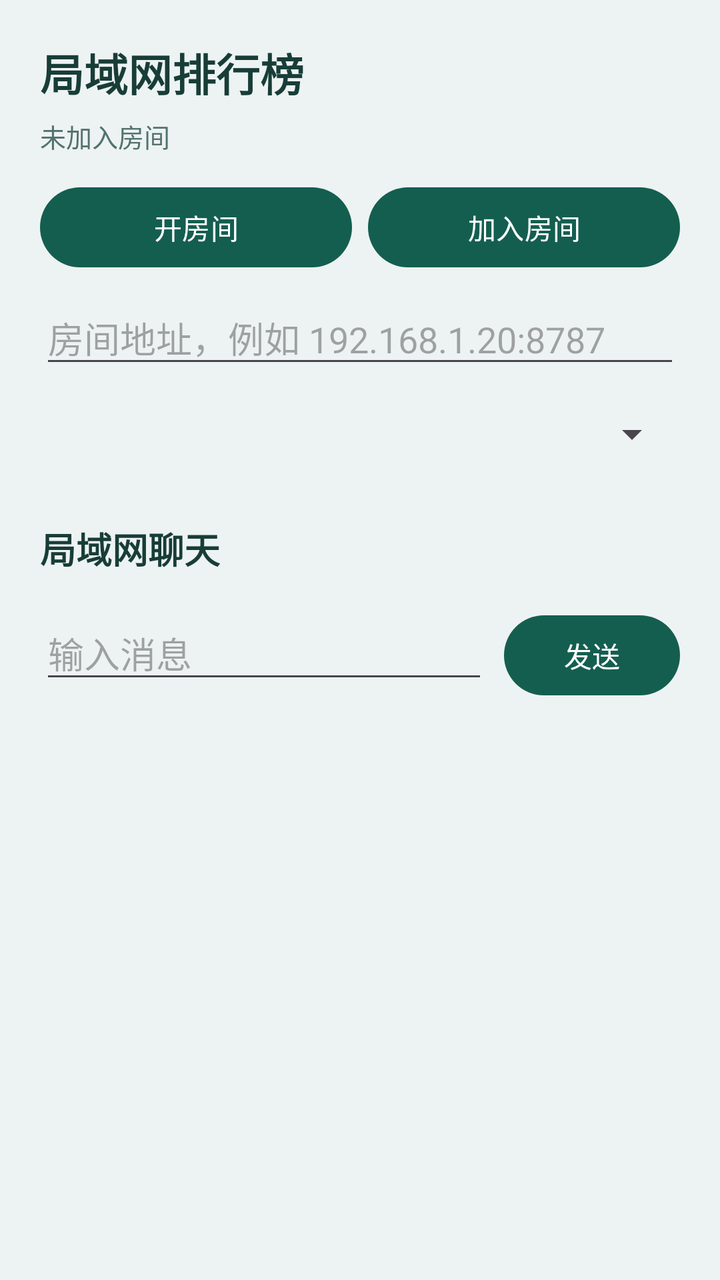
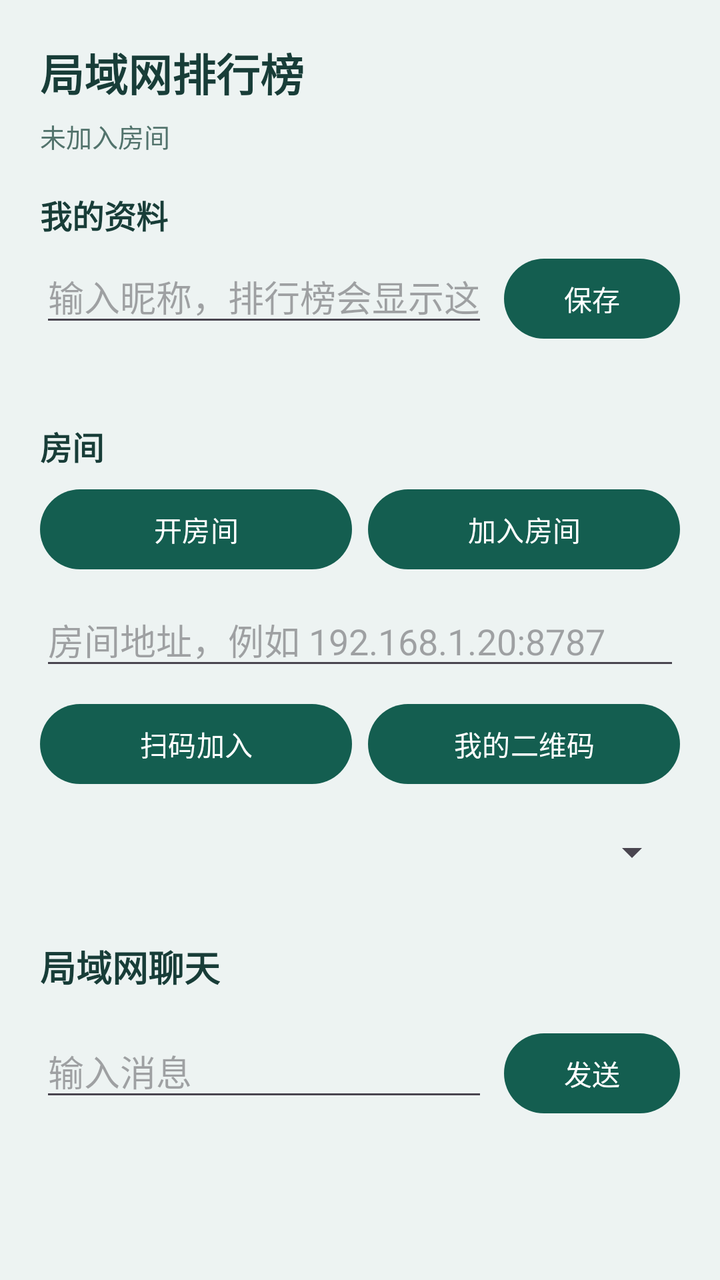

The first picture is an Android layout as it rendered before a commit; the second is the same layout after the commit. The layout source and the unified diff follow.
<!-- AndroidManifest.xml: application theme Theme.CampusSport -->
<!-- res/layout/activity_leaderboard.xml -->
<?xml version="1.0" encoding="utf-8"?>
<ScrollView xmlns:android="http://schemas.android.com/apk/res/android"
    android:layout_width="match_parent"
    android:layout_height="match_parent"
    android:background="@color/brand_bg"
    android:fillViewport="true">

    <LinearLayout
        android:layout_width="match_parent"
        android:layout_height="wrap_content"
        android:orientation="vertical"
        android:padding="20dp">

        <TextView
            android:layout_width="wrap_content"
            android:layout_height="wrap_content"
            android:text="@string/board_title"
            android:textColor="@color/brand_ink"
            android:textSize="22sp"
            android:textStyle="bold" />

        <TextView
            android:id="@+id/roomStatus"
            android:layout_width="match_parent"
            android:layout_height="wrap_content"
            android:layout_marginTop="6dp"
            android:text="@string/room_idle"
            android:textColor="@color/brand_muted"
            android:textSize="13sp" />

        <LinearLayout
            android:layout_width="match_parent"
            android:layout_height="wrap_content"
            android:layout_marginTop="12dp"
            android:orientation="horizontal">

            <Button
                android:id="@+id/hostButton"
                android:layout_width="0dp"
                android:layout_height="wrap_content"
                android:layout_weight="1"
                android:text="@string/room_host" />

            <Button
                android:id="@+id/joinButton"
                android:layout_width="0dp"
                android:layout_height="wrap_content"
                android:layout_marginStart="8dp"
                android:layout_weight="1"
                android:text="@string/room_join" />
        </LinearLayout>

        <EditText
            android:id="@+id/roomAddress"
            android:layout_width="match_parent"
            android:layout_height="wrap_content"
            android:layout_marginTop="8dp"
            android:hint="@string/room_address_hint"
            android:inputType="textUri"
            android:maxLines="1" />

        <Spinner
            android:id="@+id/rangeSpinner"
            android:layout_width="match_parent"
            android:layout_height="wrap_content"
            android:layout_marginTop="16dp" />

        <LinearLayout
            android:id="@+id/boardBox"
            android:layout_width="match_parent"
            android:layout_height="wrap_content"
            android:layout_marginTop="8dp"
            android:orientation="vertical" />

        <TextView
            android:layout_width="wrap_content"
            android:layout_height="wrap_content"
            android:layout_marginTop="24dp"
            android:text="@string/chat_title"
            android:textColor="@color/brand_ink"
            android:textSize="18sp"
            android:textStyle="bold" />

        <LinearLayout
            android:id="@+id/chatBox"
            android:layout_width="match_parent"
            android:layout_height="wrap_content"
            android:layout_marginTop="8dp"
            android:orientation="vertical" />

        <LinearLayout
            android:layout_width="match_parent"
            android:layout_height="wrap_content"
            android:layout_marginTop="8dp"
            android:orientation="horizontal">

            <EditText
                android:id="@+id/chatInput"
                android:layout_width="0dp"
                android:layout_height="wrap_content"
                android:layout_weight="1"
                android:hint="@string/chat_hint"
                android:maxLines="1" />

            <Button
                android:id="@+id/chatSend"
                android:layout_width="wrap_content"
                android:layout_height="wrap_content"
                android:layout_marginStart="8dp"
                android:text="@string/chat_send" />
        </LinearLayout>
    </LinearLayout>
</ScrollView>
<!-- resources referenced by this layout -->
<resources>
  <color name="brand_bg">#EDF3F2</color>
  <color name="brand_ink">#183D38</color>
  <color name="brand_muted">#52736C</color>
  <string name="board_title">局域网排行榜</string>
  <string name="chat_hint">输入消息</string>
  <string name="chat_send">发送</string>
  <string name="chat_title">局域网聊天</string>
  <string name="room_address_hint">房间地址，例如 192.168.1.20:8787</string>
  <string name="room_host">开房间</string>
  <string name="room_idle">未加入房间</string>
  <string name="room_join">加入房间</string>
  <style name="Theme.CampusSport" parent="Theme.Material3.DayNight.NoActionBar">
          <item name="colorPrimary">@color/brand_green</item>
          <item name="colorOnPrimary">#FFFFFF</item>
          <item name="colorSurface">@color/brand_bg</item>
          <item name="colorOnSurface">@color/brand_ink</item>
          <item name="android:statusBarColor">@color/brand_green</item>
          <item name="android:navigationBarColor">@color/brand_bg</item>
          <item name="android:windowLightStatusBar">false</item>
      </style>
  <color name="brand_green">#145E50</color>
</resources>

<!-- the commit's change to res/layout/activity_leaderboard.xml (unified diff, before → after) -->
@@ -28,10 +28,62 @@
             android:textColor="@color/brand_muted"
             android:textSize="13sp" />
 
+        
+        <TextView
+            android:layout_width="wrap_content"
+            android:layout_height="wrap_content"
+            android:layout_marginTop="18dp"
+            android:text="@string/profile_title"
+            android:textColor="@color/brand_ink"
+            android:textSize="16sp"
+            android:textStyle="bold" />
+
         <LinearLayout
             android:layout_width="match_parent"
             android:layout_height="wrap_content"
-            android:layout_marginTop="12dp"
+            android:layout_marginTop="6dp"
+            android:orientation="horizontal">
+
+            <EditText
+                android:id="@+id/usernameInput"
+                android:layout_width="0dp"
+                android:layout_height="wrap_content"
+                android:layout_weight="1"
+                android:hint="@string/profile_name_hint"
+                android:inputType="textPersonName"
+                android:maxLength="20"
+                android:maxLines="1" />
+
+            <Button
+                android:id="@+id/usernameSave"
+                android:layout_width="wrap_content"
+                android:layout_height="wrap_content"
+                android:layout_marginStart="8dp"
+                android:text="@string/profile_save" />
+        </LinearLayout>
+
+        <TextView
+            android:id="@+id/myDeviceId"
+            android:layout_width="match_parent"
+            android:layout_height="wrap_content"
+            android:layout_marginTop="4dp"
+            android:textColor="@color/brand_muted"
+            android:textSize="12sp" />
+
+        
+        <TextView
+            android:layout_width="wrap_content"
+            android:layout_height="wrap_content"
+            android:layout_marginTop="18dp"
+            android:text="@string/room_title"
+            android:textColor="@color/brand_ink"
+            android:textSize="16sp"
+            android:textStyle="bold" />
+
+        <LinearLayout
+            android:layout_width="match_parent"
+            android:layout_height="wrap_content"
+            android:layout_marginTop="6dp"
             android:orientation="horizontal">
 
             <Button
@@ -59,11 +111,34 @@
             android:inputType="textUri"
             android:maxLines="1" />
 
+        <LinearLayout
+            android:layout_width="match_parent"
+            android:layout_height="wrap_content"
+            android:layout_marginTop="8dp"
+            android:orientation="horizontal">
+
+            <Button
+                android:id="@+id/scanButton"
+                android:layout_width="0dp"
+                android:layout_height="wrap_content"
+                android:layout_weight="1"
+                android:text="@string/room_scan" />
+
+            <Button
+                android:id="@+id/showQrButton"
+                android:layout_width="0dp"
+                android:layout_height="wrap_content"
+                android:layout_marginStart="8dp"
+                android:layout_weight="1"
+                android:text="@string/room_show_qr" />
+        </LinearLayout>
+
+        
         <Spinner
             android:id="@+id/rangeSpinner"
             android:layout_width="match_parent"
             android:layout_height="wrap_content"
-            android:layout_marginTop="16dp" />
+            android:layout_marginTop="18dp" />
 
         <LinearLayout
             android:id="@+id/boardBox"
@@ -72,6 +147,7 @@
             android:layout_marginTop="8dp"
             android:orientation="vertical" />
 
+        
         <TextView
             android:layout_width="wrap_content"
             android:layout_height="wrap_content"
<!-- resource entries referenced after the edit -->
@@ -7,10 +7,16 @@
   <string name="chat_hint">输入消息</string>
   <string name="chat_send">发送</string>
   <string name="chat_title">局域网聊天</string>
+  <string name="profile_name_hint">输入昵称，排行榜会显示这个</string>
+  <string name="profile_save">保存</string>
+  <string name="profile_title">我的资料</string>
   <string name="room_address_hint">房间地址，例如 192.168.1.20:8787</string>
   <string name="room_host">开房间</string>
   <string name="room_idle">未加入房间</string>
   <string name="room_join">加入房间</string>
+  <string name="room_scan">扫码加入</string>
+  <string name="room_show_qr">我的二维码</string>
+  <string name="room_title">房间</string>
   <style name="Theme.CampusSport" parent="Theme.Material3.DayNight.NoActionBar">
           <item name="colorPrimary">@color/brand_green</item>
           <item name="colorOnPrimary">#FFFFFF</item>
